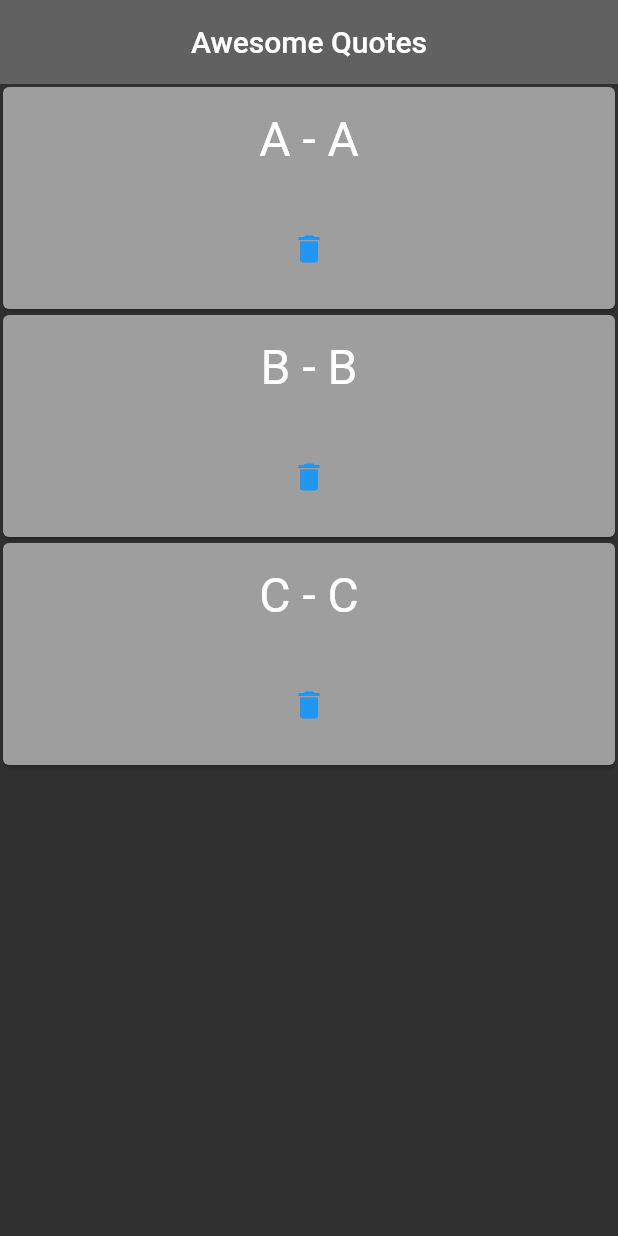
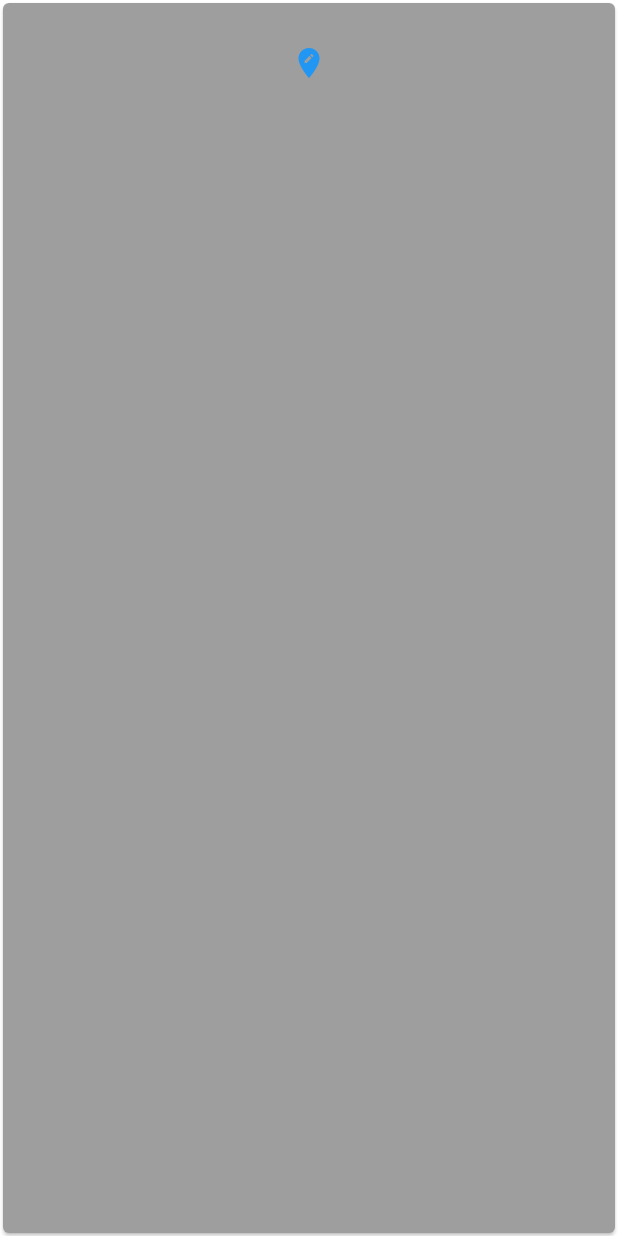
Before and after one commit to ArslanHayat12/Flutter-First-APP, a Flutter app: the screen it shows after launch, on a phone screen of 412 x 824 dp. Run offline on Flutter 3.47's test engine with Material 2 defaults, Android fonts, the phone set to English and light mode, and no system bars.

Commit message:
Flutter routing

```diff
--- /dev/null
+++ b/lib/location.dart
@@ -0,0 +1,22 @@
+import 'package:flutter/material.dart';
+import 'quote.dart';
+
+class Location extends StatelessWidget {
+  @override
+  Widget build(BuildContext context) {
+    return Card(
+        margin: EdgeInsets.all(2),
+        color: Colors.grey,
+        child: Padding(
+            padding: EdgeInsets.fromLTRB(16, 16, 16, 16),
+            child: Column(
+              crossAxisAlignment: CrossAxisAlignment.stretch,
+              children: [
+                TextButton(onPressed: (){
+                  Navigator.pushNamed(context, '/quote');
+                }, child: Icon(Icons.edit_location))
+
+              ],
+            )));
+  }
+}
```
Also changed, not shown: lib/main.dart (+9 -4 lines), 1 other file.
